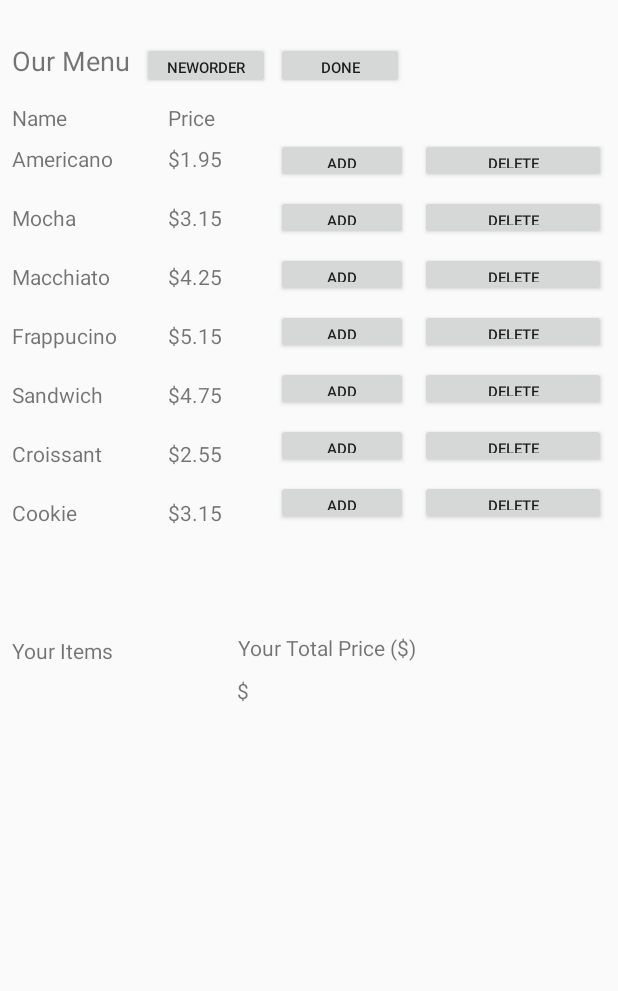
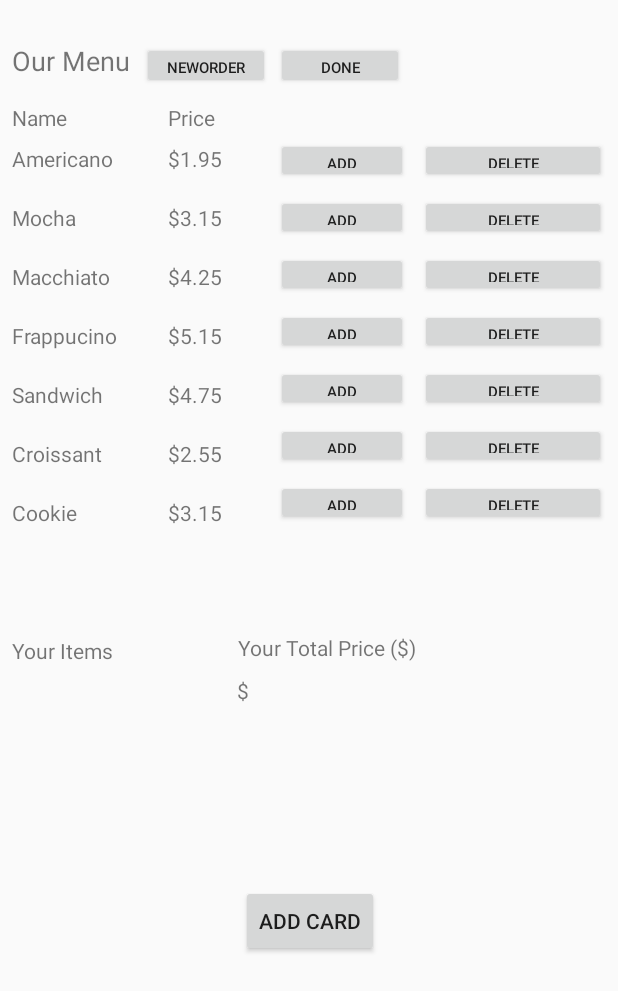
Before and after one commit to mojdehkeykhanzadeh/WeJustMet, an Android app: the layout activity_order.xml on its own in the app's theme, with its tools: preview values and no code run, on a phone screen of 412 x 824 dp. Shown: the top 991 px of the screen. Run offline under Robolectric (Android 15) with nearby library versions, the phone set to English and light mode, and no system bars; network calls fail.

Commit message:
Order Activity with Navigation Button

```diff
--- a/AndroidApp/StarbucksApp/app/src/main/res/layout/activity_order.xml
+++ b/AndroidApp/StarbucksApp/app/src/main/res/layout/activity_order.xml
@@ -429,5 +429,21 @@
         app:layout_constraintTop_toBottomOf="@+id/textView29"
         app:layout_constraintVertical_bias="0.0" />
 
+    <Button
+        android:id="@+id/buttonAddCard"
+        android:layout_width="wrap_content"
+        android:layout_height="wrap_content"
+        android:layout_marginStart="8dp"
+        android:layout_marginTop="8dp"
+        android:layout_marginEnd="8dp"
+        android:layout_marginBottom="8dp"
+        android:text="ADD CARD"
+        app:layout_constraintBottom_toBottomOf="parent"
+        app:layout_constraintEnd_toEndOf="parent"
+        app:layout_constraintHorizontal_bias="0.019"
+        app:layout_constraintStart_toEndOf="@+id/totalOrderItemsTextView"
+        app:layout_constraintTop_toBottomOf="@+id/totalPriceTextView"
+        app:layout_constraintVertical_bias="0.388" />
+
 
 </android.support.constraint.ConstraintLayout>
```
Also changed, not shown: AndroidApp/StarbucksApp/app/src/main/java/com/example/mojdehkeykhanzadeh/starbucksapp/OrderActivity.java (+9 -0 lines).
